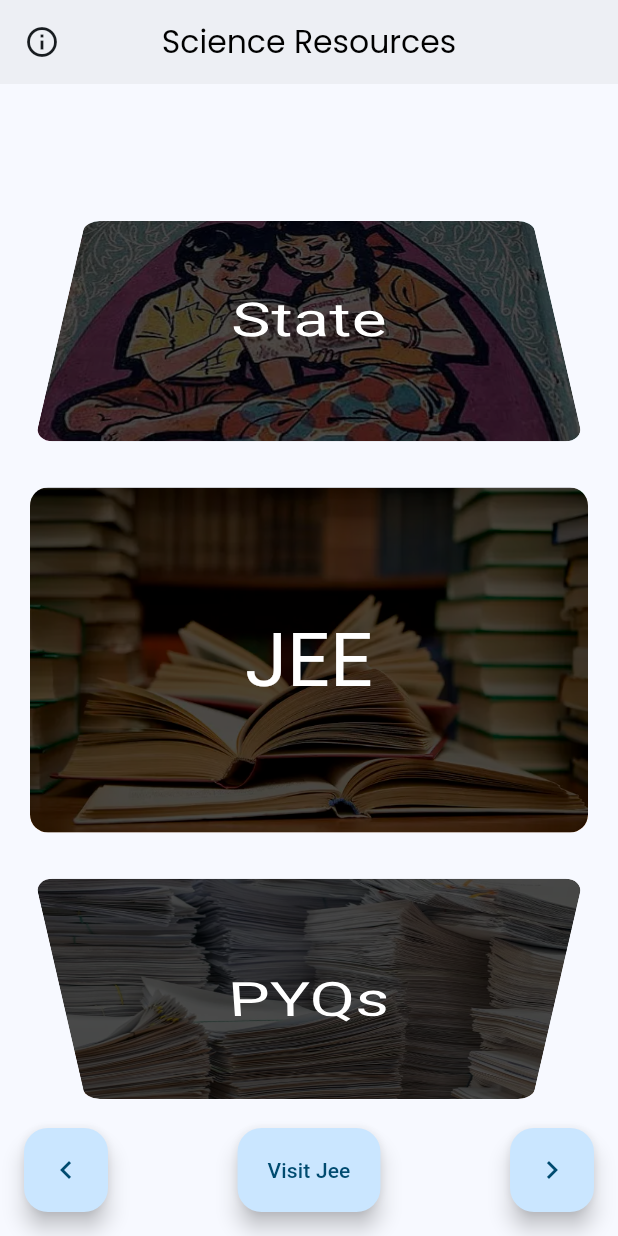
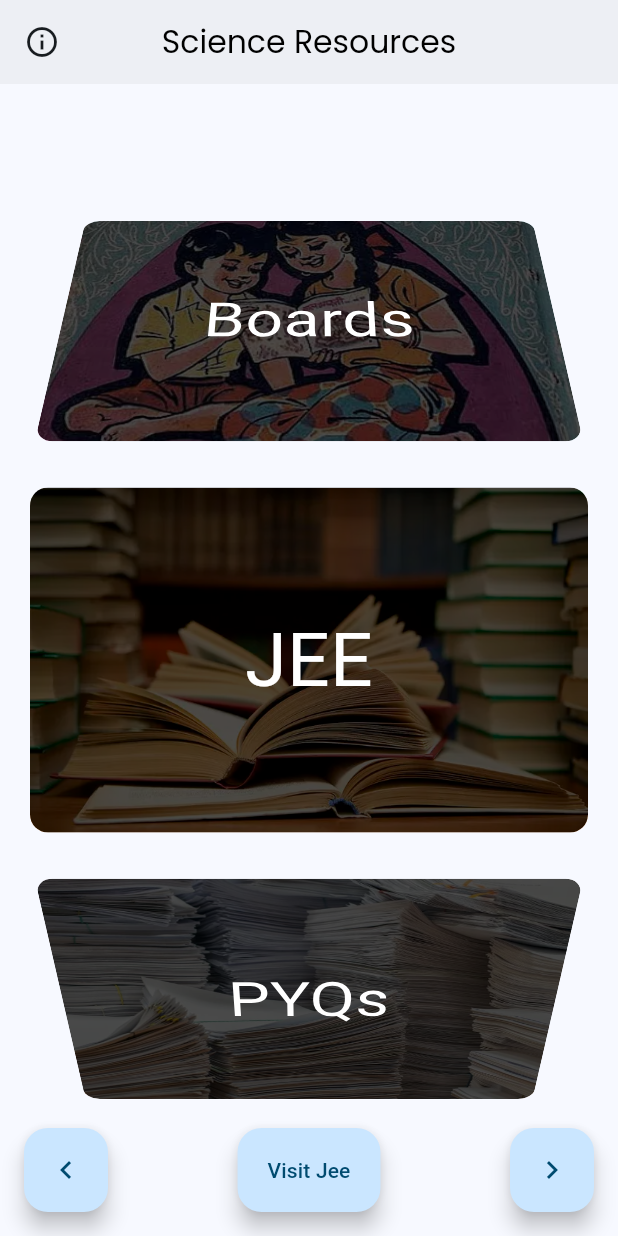
Before and after one commit to Avaneesh-Chopdekar/sci-res-app, a Flutter app: the screen it shows after launch, scrolled down 500 dp, after a tap on the "chevron left" icon, on a phone screen of 412 x 824 dp. Run offline on Flutter 3.47's test engine with Material 2 defaults, Android fonts, the phone set to English and light mode, and no system bars; drawn by our look-alikes of dynamic_color; missing offline and left inert: quick_actions.

Commit message:
Changed State to Boards

```diff
--- a/lib/pages/homepage.dart
+++ b/lib/pages/homepage.dart
@@ -16,24 +16,26 @@ class MyHomePage extends StatefulWidget {
 class _MyHomePageState extends State<MyHomePage> {
   late FixedExtentScrollController controller;
   int currentIndex = 1;
+  @override
   void initState() {
     super.initState();
-    QuickActions().setShortcutItems([
-      ShortcutItem(type: 'jee-books', localizedTitle: 'Jee Books'),
-      ShortcutItem(type: 'state-books', localizedTitle: 'Stateboard Books'),
-      ShortcutItem(type: 'pyqs', localizedTitle: 'PYQs')
+    const QuickActions().setShortcutItems([
+      const ShortcutItem(type: 'jee-books', localizedTitle: 'Jee Books'),
+      const ShortcutItem(
+          type: 'state-books', localizedTitle: 'Stateboard Books'),
+      const ShortcutItem(type: 'pyqs', localizedTitle: 'PYQs')
     ]);
-    QuickActions().initialize(
+    const QuickActions().initialize(
       (type) {
         if (type == 'jee-books') {
-          Navigator.push(
-              context, MaterialPageRoute(builder: (context) => JeeBooks()));
+          Navigator.push(context,
+              MaterialPageRoute(builder: (context) => const JeeBooks()));
         } else if (type == 'state-books') {
-          Navigator.push(
-              context, MaterialPageRoute(builder: (context) => StateBoard()));
+          Navigator.push(context,
+              MaterialPageRoute(builder: (context) => const StateBoard()));
         } else if (type == 'pyqs') {
           Navigator.push(
-              context, MaterialPageRoute(builder: (context) => PYQs()));
+              context, MaterialPageRoute(builder: (context) => const PYQs()));
         }
       },
     );
@@ -50,15 +52,15 @@ class _MyHomePageState extends State<MyHomePage> {
   Widget build(BuildContext context) {
     onTap() => currentIndex == 1
         ? Navigator.push(
-            context, MaterialPageRoute(builder: (context) => JeeBooks()))
+            context, MaterialPageRoute(builder: (context) => const JeeBooks()))
         : currentIndex == 2
             ? Navigator.push(
-                context, MaterialPageRoute(builder: (context) => PYQs()))
-            : Navigator.push(
-                context, MaterialPageRoute(builder: (context) => StateBoard()));
+                context, MaterialPageRoute(builder: (context) => const PYQs()))
+            : Navigator.push(context,
+                MaterialPageRoute(builder: (context) => const StateBoard()));
     return Scaffold(
       appBar: AppBar(
-          title: Text('Science Resources'),
+          title: const Text('Science Resources'),
           centerTitle: true,
           leading: IconButton(
               tooltip: 'More Info',
@@ -70,13 +72,13 @@ class _MyHomePageState extends State<MyHomePage> {
       body: Center(
         child: ListWheelScrollView(
           controller: controller,
-          physics: FixedExtentScrollPhysics(),
+          physics: const FixedExtentScrollPhysics(),
           onSelectedItemChanged: (newValue) =>
               setState(() => currentIndex = newValue),
           itemExtent: 250,
           children: const [
             BigCard(
-              text: 'State',
+              text: 'Boards',
               bgImage: 'assets/stateboard.webp',
             ),
             BigCard(
@@ -96,37 +98,39 @@ class _MyHomePageState extends State<MyHomePage> {
           children: [
             FloatingActionButton(
                 tooltip: currentIndex == 0
-                    ? 'Visit State'
+                    ? 'Visit Boards'
                     : currentIndex == 1
-                        ? 'Select State'
+                        ? 'Select Boards'
                         : 'Select Jee',
                 heroTag: 'left',
                 onPressed: () => controller.selectedItem == 0
-                    ? Navigator.push(context,
-                        MaterialPageRoute(builder: (context) => StateBoard()))
+                    ? Navigator.push(
+                        context,
+                        MaterialPageRoute(
+                            builder: (context) => const StateBoard()))
                     : controller.animateToItem(controller.selectedItem - 1,
-                        duration: Duration(seconds: 1),
+                        duration: const Duration(seconds: 1),
                         curve: Curves.easeInOut),
-                child: Icon(
+                child: const Icon(
                   Icons.chevron_left,
                 )),
-            Spacer(),
+            const Spacer(),
             FloatingActionButton.extended(
                 heroTag: 'Visit Page',
                 tooltip: currentIndex == 0
-                    ? 'Visit State'
+                    ? 'Visit Boards'
                     : currentIndex == 1
                         ? 'Visit Jee'
                         : 'Visit PYQs',
                 onPressed: onTap,
                 label: Text(
                   currentIndex == 0
-                      ? 'Visit State'
+                      ? 'Visit Boards'
                       : currentIndex == 1
                           ? 'Visit Jee'
                           : 'Visit PYQs',
                 )),
-            Spacer(),
+            const Spacer(),
             FloatingActionButton(
                 tooltip: currentIndex == 2
                     ? 'Visit PYQs'
@@ -136,11 +140,11 @@ class _MyHomePageState extends State<MyHomePage> {
                 heroTag: 'right',
                 onPressed: () => controller.selectedItem == 2
                     ? Navigator.push(context,
-                        MaterialPageRoute(builder: (context) => PYQs()))
+                        MaterialPageRoute(builder: (context) => const PYQs()))
                     : controller.animateToItem(controller.selectedItem + 1,
-                        duration: Duration(seconds: 1),
+                        duration: const Duration(seconds: 1),
                         curve: Curves.easeInOut),
-                child: Icon(
+                child: const Icon(
                   Icons.chevron_right,
                 )),
           ],
```
